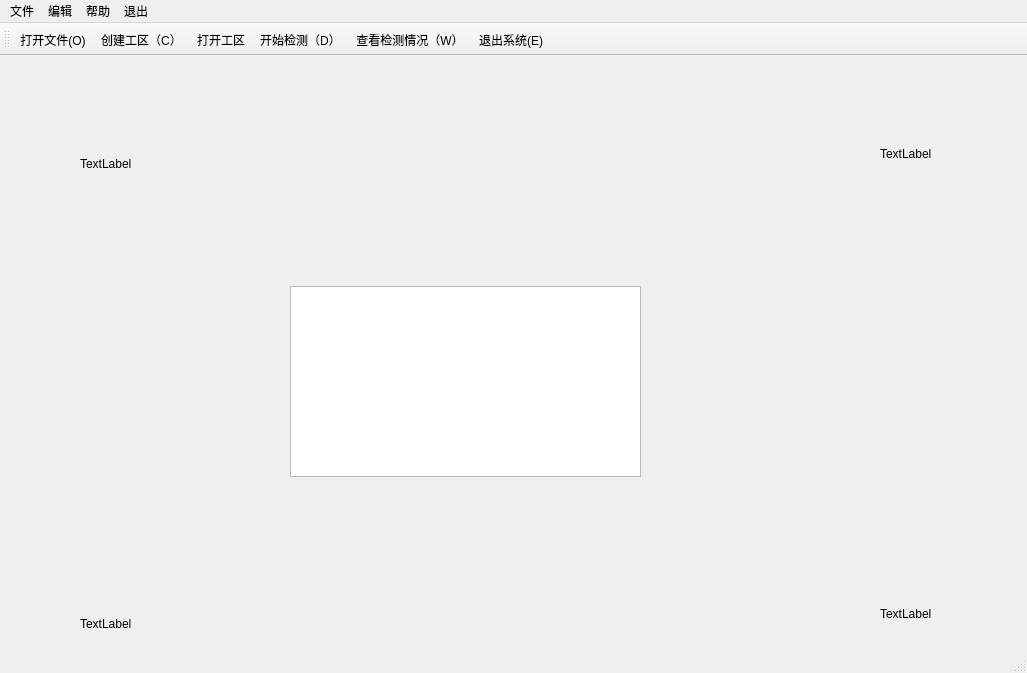
chenmengangzhiicanfly/RockProbeMaster, file mainwindow.ui: the form before one commit.
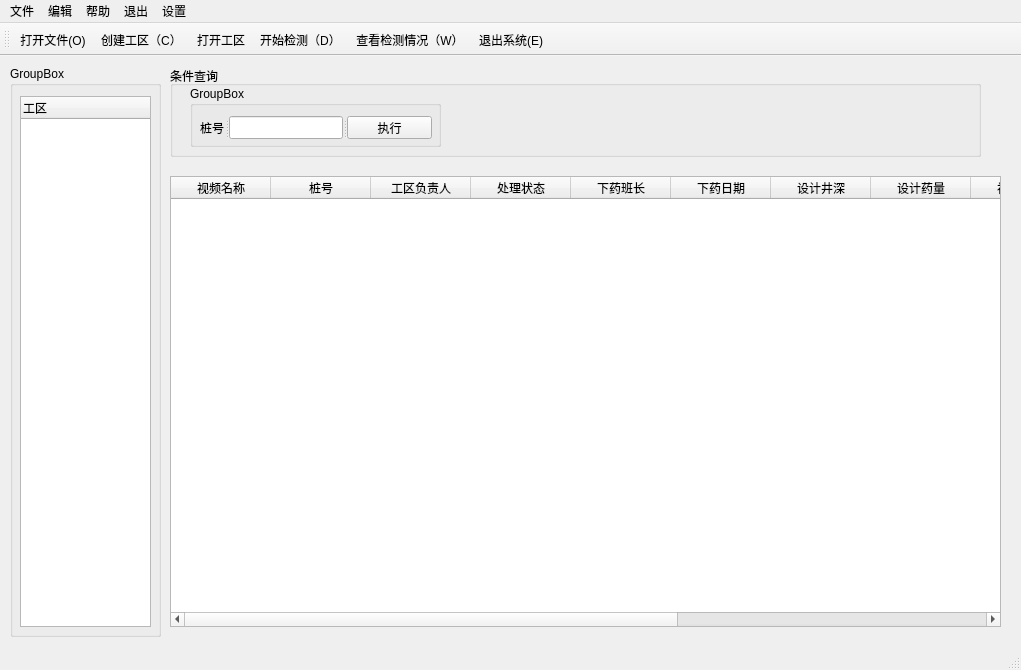
The form after the commit. Icons and pictures are not drawn.

What changed in the file:
```diff
--- a/mainwindow.ui
+++ b/mainwindow.ui
@@ -6,8 +6,8 @@
    <rect>
     <x>0</x>
     <y>0</y>
-    <width>1027</width>
-    <height>673</height>
+    <width>1021</width>
+    <height>670</height>
    </rect>
   </property>
   <property name="windowTitle">
@@ -17,10 +17,10 @@
    <widget class="QStackedWidget" name="stackedWidget">
     <property name="geometry">
      <rect>
-      <x>20</x>
-      <y>50</y>
-      <width>961</width>
-      <height>561</height>
+      <x>10</x>
+      <y>10</y>
+      <width>1011</width>
+      <height>601</height>
      </rect>
     </property>
     <property name="currentIndex">
@@ -509,6 +509,74 @@
         <string>人工复查</string>
        </property>
       </widget>
+      <widget class="QWidget" name="layoutWidget">
+       <property name="geometry">
+        <rect>
+         <x>30</x>
+         <y>19</y>
+         <width>881</width>
+         <height>51</height>
+        </rect>
+       </property>
+       <layout class="QHBoxLayout" name="horizontalLayout_4">
+        <item>
+         <widget class="QLabel" name="label_4">
+          <property name="text">
+           <string>工区路径：</string>
+          </property>
+         </widget>
+        </item>
+        <item>
+         <widget class="QLineEdit" name="filelineEdit"/>
+        </item>
+        <item>
+         <widget class="QPushButton" name="openFileButton">
+          <property name="text">
+           <string>open file</string>
+          </property>
+         </widget>
+        </item>
+       </layout>
+      </widget>
+      <widget class="QWidget" name="layoutWidget">
+       <property name="geometry">
+        <rect>
+         <x>41</x>
+         <y>330</y>
+         <width>181</width>
+         <height>25</height>
+        </rect>
+       </property>
+       <layout class="QHBoxLayout" name="horizontalLayout_5">
+        <item>
+         <widget class="QLineEdit" name="processEdit">
+          <property name="text">
+           <string>检测进度：</string>
+          </property>
+         </widget>
+        </item>
+        <item>
+         <widget class="QProgressBar" name="detectProgressBar">
+          <property name="value">
+           <number>0</number>
+          </property>
+         </widget>
+        </item>
+       </layout>
+      </widget>
+      <widget class="QProgressBar" name="totaldetectProgressBar">
+       <property name="geometry">
+        <rect>
+         <x>240</x>
+         <y>330</y>
+         <width>112</width>
+         <height>23</height>
+        </rect>
+       </property>
+       <property name="value">
+        <number>0</number>
+       </property>
+      </widget>
      </widget>
      <widget class="QGroupBox" name="groupBox_5">
       <property name="geometry">
@@ -535,67 +603,158 @@
      </widget>
     </widget>
     <widget class="QWidget" name="page_3">
-     <widget class="QLabel" name="label_3">
-      <property name="geometry">
-       <rect>
-        <x>60</x>
-        <y>50</y>
-        <width>53</width>
-        <height>15</height>
-       </rect>
-      </property>
-      <property name="text">
-       <string>TextLabel</string>
-      </property>
-     </widget>
-     <widget class="QLabel" name="label_4">
-      <property name="geometry">
-       <rect>
-        <x>860</x>
-        <y>40</y>
-        <width>53</width>
-        <height>15</height>
-       </rect>
-      </property>
-      <property name="text">
-       <string>TextLabel</string>
-      </property>
-     </widget>
-     <widget class="QLabel" name="label_5">
-      <property name="geometry">
-       <rect>
-        <x>60</x>
-        <y>510</y>
-        <width>53</width>
-        <height>15</height>
-       </rect>
-      </property>
-      <property name="text">
-       <string>TextLabel</string>
-      </property>
-     </widget>
-     <widget class="QLabel" name="label_6">
-      <property name="geometry">
-       <rect>
-        <x>860</x>
-        <y>500</y>
-        <width>53</width>
-        <height>15</height>
-       </rect>
-      </property>
-      <property name="text">
-       <string>TextLabel</string>
-      </property>
-     </widget>
      <widget class="QTableWidget" name="testWidget">
       <property name="geometry">
        <rect>
-        <x>270</x>
-        <y>180</y>
-        <width>351</width>
-        <height>191</height>
+        <x>160</x>
+        <y>110</y>
+        <width>831</width>
+        <height>451</height>
        </rect>
       </property>
+      <column>
+       <property name="text">
+        <string>视频名称</string>
+       </property>
+      </column>
+      <column>
+       <property name="text">
+        <string>桩号</string>
+       </property>
+      </column>
+      <column>
+       <property name="text">
+        <string>工区负责人</string>
+       </property>
+      </column>
+      <column>
+       <property name="text">
+        <string>处理状态</string>
+       </property>
+      </column>
+      <column>
+       <property name="text">
+        <string>下药班长</string>
+       </property>
+      </column>
+      <column>
+       <property name="text">
+        <string>下药日期</string>
+       </property>
+      </column>
+      <column>
+       <property name="text">
+        <string>设计井深</string>
+       </property>
+      </column>
+      <column>
+       <property name="text">
+        <string>设计药量</string>
+       </property>
+      </column>
+      <column>
+       <property name="text">
+        <string>视频评价</string>
+       </property>
+      </column>
+      <column>
+       <property name="text">
+        <string>是否复核</string>
+       </property>
+      </column>
+      <column>
+       <property name="text">
+        <string>测量井深</string>
+       </property>
+      </column>
+      <column>
+       <property name="text">
+        <string>已下药量</string>
+       </property>
+      </column>
+      <column>
+       <property name="text">
+        <string>识别结果</string>
+       </property>
+      </column>
+     </widget>
+     <widget class="QGroupBox" name="groupBox_6">
+      <property name="geometry">
+       <rect>
+        <x>160</x>
+        <y>0</y>
+        <width>811</width>
+        <height>91</height>
+       </rect>
+      </property>
+      <property name="title">
+       <string>条件查询</string>
+      </property>
+      <widget class="QGroupBox" name="groupBox_7">
+       <property name="geometry">
+        <rect>
+         <x>20</x>
+         <y>20</y>
+         <width>251</width>
+         <height>61</height>
+        </rect>
+       </property>
+       <property name="title">
+        <string>GroupBox</string>
+       </property>
+       <widget class="QSplitter" name="splitter">
+        <property name="geometry">
+         <rect>
+          <x>10</x>
+          <y>30</y>
+          <width>232</width>
+          <height>23</height>
+         </rect>
+        </property>
+        <property name="orientation">
+         <enum>Qt::Horizontal</enum>
+        </property>
+        <widget class="QLabel" name="label_3">
+         <property name="text">
+          <string>桩号</string>
+         </property>
+        </widget>
+        <widget class="QLineEdit" name="stationnumberlineEdit"/>
+        <widget class="QPushButton" name="stationnumberpushButton">
+         <property name="text">
+          <string>执行</string>
+         </property>
+        </widget>
+       </widget>
+      </widget>
+     </widget>
+     <widget class="QGroupBox" name="groupBox_8">
+      <property name="geometry">
+       <rect>
+        <x>0</x>
+        <y>0</y>
+        <width>151</width>
+        <height>571</height>
+       </rect>
+      </property>
+      <property name="title">
+       <string>GroupBox</string>
+      </property>
+      <widget class="QTreeWidget" name="treeWidget">
+       <property name="geometry">
+        <rect>
+         <x>10</x>
+         <y>30</y>
+         <width>131</width>
+         <height>531</height>
+        </rect>
+       </property>
+       <column>
+        <property name="text">
+         <string>工区</string>
+        </property>
+       </column>
+      </widget>
      </widget>
     </widget>
    </widget>
@@ -605,7 +764,7 @@
     <rect>
      <x>0</x>
      <y>0</y>
-     <width>1027</width>
+     <width>1021</width>
      <height>21</height>
     </rect>
    </property>
@@ -635,10 +794,18 @@
     <addaction name="actionWatch"/>
     <addaction name="separator"/>
    </widget>
+   <widget class="QMenu" name="menu_4">
+    <property name="title">
+     <string>设置</string>
+    </property>
+    <addaction name="action_detectors"/>
+    <addaction name="separator"/>
+   </widget>
    <addaction name="menuweishenem1"/>
    <addaction name="menu"/>
    <addaction name="menu_2"/>
    <addaction name="menu_3"/>
+   <addaction name="menu_4"/>
   </widget>
   <widget class="QToolBar" name="toolBar">
    <property name="windowTitle">
```
Left out of the diff: 49 changed lines with no effect on the pictures.
